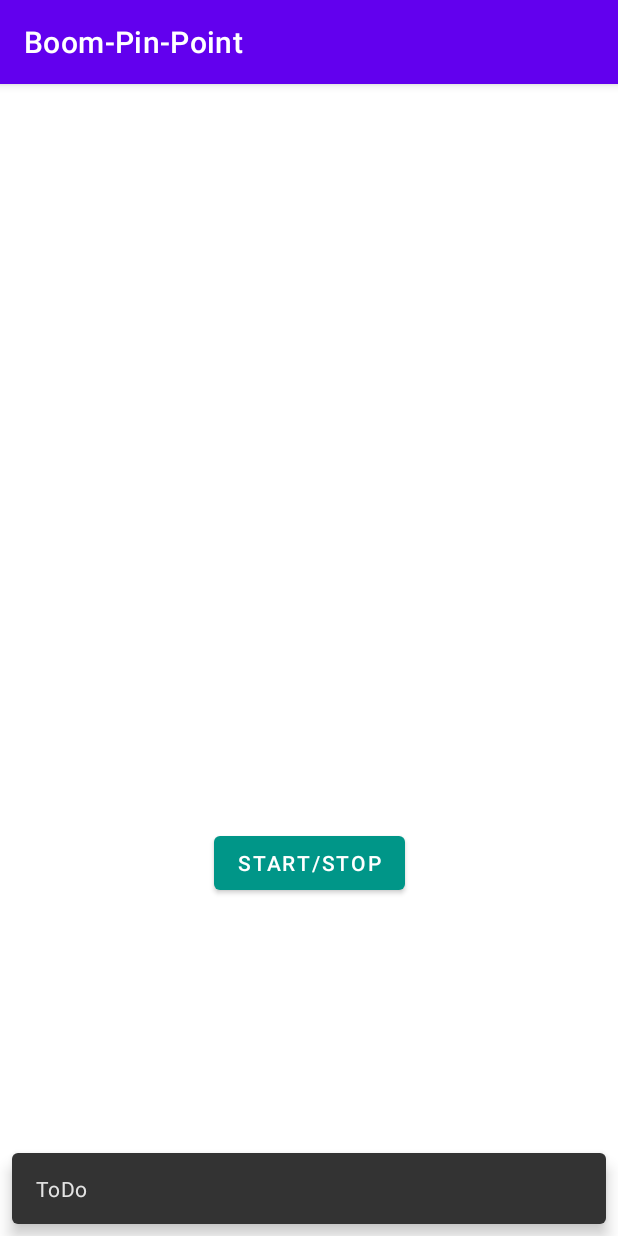
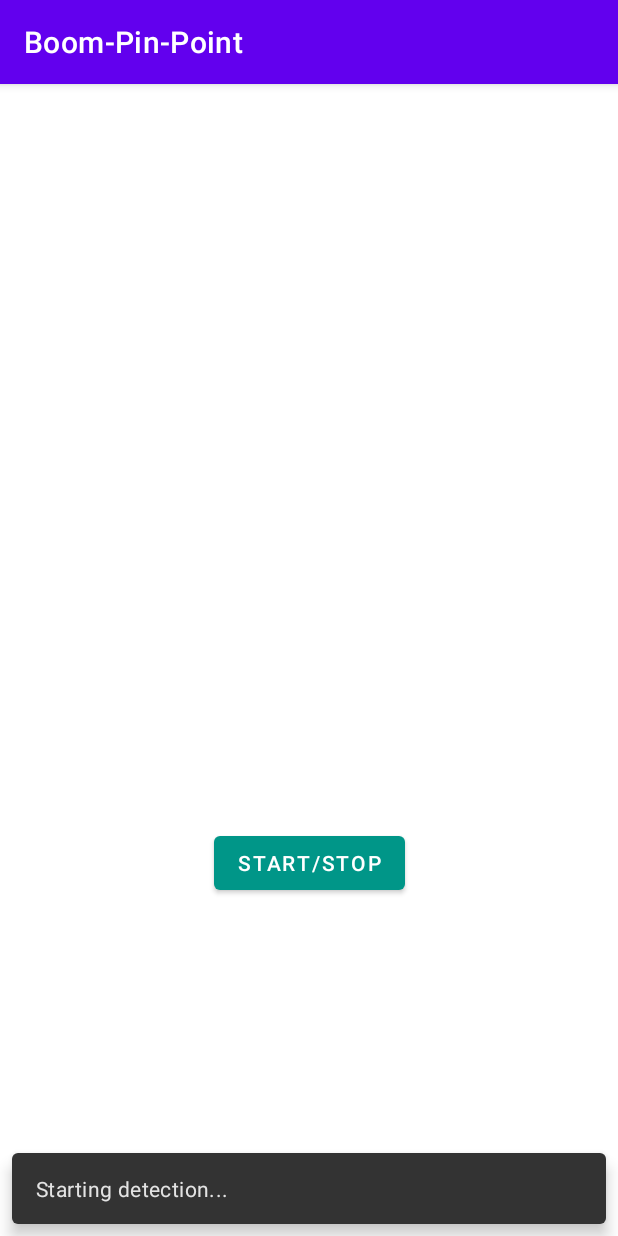
Before and after one commit to dobots/boom-pin-point, an Android app: the screen it shows after launch (MainActivity), after a tap on "START/STOP", on a phone screen of 412 x 824 dp. Run offline under Robolectric (Android 15) with nearby library versions, the phone set to English and light mode, and no system bars; 1 statement that could not run was skipped.

Commit message:
First version with button working

```diff
--- a/app/src/main/AndroidManifest.xml
+++ b/app/src/main/AndroidManifest.xml
@@ -16,6 +16,9 @@
                 <category android:name="android.intent.category.LAUNCHER" />
             </intent-filter>
         </activity>
+        <service android:name="com.dobots.bpp.API">
+            <!--todo: Add foreground type -->
+        </service>
     </application>
 
 </manifest>
--- a/app/src/main/java/com/dobots/bpp/MainActivity.kt
+++ b/app/src/main/java/com/dobots/bpp/MainActivity.kt
@@ -9,6 +9,7 @@ import com.google.android.material.snackbar.Snackbar
 class MainActivity : AppCompatActivity() {
     private val TAG = "BoomPinPoint Activity"
     private var api: API? = null
+    private var next_message = "Starting detection..."
 
     override fun onDestroy() {
         api?.unbind(this)
@@ -32,12 +33,12 @@ class MainActivity : AppCompatActivity() {
         })
 
         // HERE we add event handlers for buttons in the Screen layout
-        findViewById<Button>(R.id.button).setOnClickListener { view ->
-            Snackbar.make(view, "ToDo", Snackbar.LENGTH_LONG)
+        findViewById<Button>(R.id.button).setOnClickListener {
+            view ->
+            Snackbar.make(view, next_message, Snackbar.LENGTH_LONG)
                 .setAction("Action", null).show()
 
-            api?.HandleButtonPress()
-            // Log.d(TAG, "BUTTON PRESSED!")
+            next_message = api?.HandleButtonPress().toString()
         }
 
     }
```
Also changed, not shown: app/src/main/java/com/dobots/bpp/API.java (+25 -8 lines).
